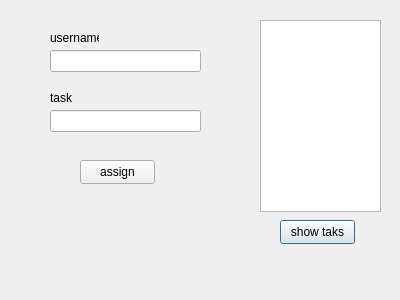
Qt form dialog_asign_task_to_user.ui (annishelion/ap-projet) before a commit.
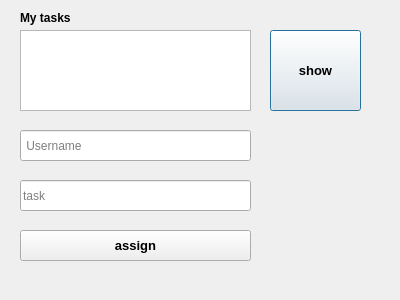
The same form after that commit.

```diff
--- a/dialog_asign_task_to_user.ui
+++ b/dialog_asign_task_to_user.ui
@@ -16,81 +16,91 @@
   <widget class="QListWidget" name="show_tasks_list">
    <property name="geometry">
     <rect>
-     <x>260</x>
-     <y>20</y>
-     <width>121</width>
-     <height>192</height>
+     <x>20</x>
+     <y>30</y>
+     <width>231</width>
+     <height>81</height>
     </rect>
    </property>
   </widget>
   <widget class="QPushButton" name="show_tasks">
    <property name="geometry">
     <rect>
-     <x>280</x>
-     <y>220</y>
-     <width>75</width>
-     <height>24</height>
+     <x>270</x>
+     <y>30</y>
+     <width>91</width>
+     <height>81</height>
     </rect>
    </property>
+   <property name="font">
+    <font>
+     <pointsize>10</pointsize>
+     <bold>true</bold>
+    </font>
+   </property>
    <property name="text">
-    <string>show taks</string>
+    <string>show</string>
    </property>
   </widget>
   <widget class="QLineEdit" name="user_input_">
    <property name="geometry">
     <rect>
-     <x>50</x>
-     <y>50</y>
-     <width>151</width>
-     <height>22</height>
+     <x>20</x>
+     <y>130</y>
+     <width>231</width>
+     <height>31</height>
     </rect>
    </property>
+   <property name="placeholderText">
+    <string> Username</string>
+   </property>
   </widget>
   <widget class="QLineEdit" name="task_to_assign_input">
    <property name="geometry">
     <rect>
-     <x>50</x>
-     <y>110</y>
-     <width>151</width>
-     <height>22</height>
+     <x>20</x>
+     <y>180</y>
+     <width>231</width>
+     <height>31</height>
     </rect>
    </property>
-  </widget>
-  <widget class="QLabel" name="label">
-   <property name="geometry">
-    <rect>
-     <x>50</x>
-     <y>30</y>
-     <width>49</width>
-     <height>16</height>
-    </rect>
-   </property>
-   <property name="text">
-    <string>username</string>
-   </property>
-  </widget>
-  <widget class="QLabel" name="label_2">
-   <property name="geometry">
-    <rect>
-     <x>50</x>
-     <y>90</y>
-     <width>49</width>
-     <height>16</height>
-    </rect>
-   </property>
-   <property name="text">
+   <property name="placeholderText">
     <string>task</string>
    </property>
   </widget>
+  <widget class="QLabel" name="label">
+   <property name="geometry">
+    <rect>
+     <x>20</x>
+     <y>10</y>
+     <width>91</width>
+     <height>16</height>
+    </rect>
+   </property>
+   <property name="font">
+    <font>
+     <bold>true</bold>
+    </font>
+   </property>
+   <property name="text">
+    <string>My tasks</string>
+   </property>
+  </widget>
   <widget class="QPushButton" name="assign_btn">
    <property name="geometry">
     <rect>
-     <x>80</x>
-     <y>160</y>
-     <width>75</width>
-     <height>24</height>
+     <x>20</x>
+     <y>230</y>
+     <width>231</width>
+     <height>31</height>
     </rect>
    </property>
+   <property name="font">
+    <font>
+     <pointsize>10</pointsize>
+     <bold>true</bold>
+    </font>
+   </property>
    <property name="text">
     <string>assign</string>
    </property>
```
